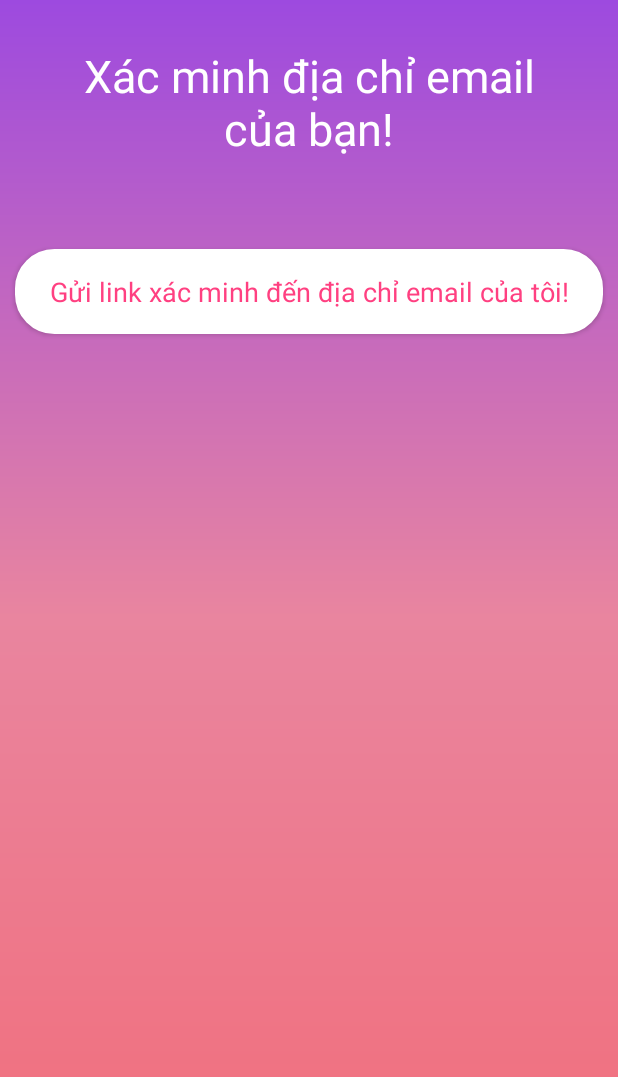
After one commit to nvkuy/ShoppingOnline, an Android app: the VerificationEmail screen opened directly, with no data from a screen before it, on a phone screen of 412 x 824 dp. The commit adds this screen. Shown: the top 1077 px of the screen. Run offline under Robolectric (Android 15) with nearby library versions, the phone set to English and light mode, and no system bars; our stand-ins replace Firebase (no records; nobody signed in at launch, a user with empty details on screens opened directly); network calls fail; 2 statements that could not run were skipped.

Commit message:
Upload by Uy

```diff
--- a/app/src/main/AndroidManifest.xml
+++ b/app/src/main/AndroidManifest.xml
@@ -24,7 +24,9 @@
                 <category android:name="android.intent.category.LAUNCHER" />
             </intent-filter>
         </activity>
-        <activity android:name=".activity.SignUp"></activity>
+        <activity android:name=".activity.SignUp" />
+        <activity android:name=".activity.VerificationEmail" />
+        <activity android:name=".activity.UserProfile"></activity>
     </application>
 
 </manifest>
--- /dev/null
+++ b/app/src/main/java/com/nguyenvukhanhuygmail/shoppingonline/activity/VerificationEmail.java
@@ -0,0 +1,140 @@
+package com.nguyenvukhanhuygmail.shoppingonline.activity;
+
+import android.content.Intent;
+import android.os.Bundle;
+import android.support.annotation.NonNull;
+import android.support.v7.app.AppCompatActivity;
+import android.view.View;
+import android.widget.Button;
+import android.widget.TextView;
+import android.widget.Toast;
+
+import com.google.android.gms.tasks.OnCompleteListener;
+import com.google.android.gms.tasks.Task;
+import com.google.firebase.auth.FirebaseAuth;
+import com.google.firebase.auth.FirebaseUser;
+import com.nguyenvukhanhuygmail.shoppingonline.R;
+import com.nguyenvukhanhuygmail.shoppingonline.ultil.CheckConnection;
+
+public class VerificationEmail extends AppCompatActivity {
+
+    TextView txt_email, txt_status, txt_hello, txt_link;
+    Button btn_done, btn_SendLink;
+
+    FirebaseUser user;
+
+    @Override
+    protected void onCreate(Bundle savedInstanceState) {
+        super.onCreate(savedInstanceState);
+        setContentView(R.layout.activity_verification_email);
+
+        start();
+
+        if (CheckConnection.haveNetworkConnection(getApplication())) {
+
+            onBtnClick();
+            setInfo();
+
+        } else {
+            CheckConnection.notification(getApplication(), "Vui lòng kiểm tra kết nối internet!");
+        }
+
+    }
+
+    private void setInfo() {
+        user = FirebaseAuth.getInstance().getCurrentUser();
+        if (user != null) {
+
+            txt_email.setText(user.getEmail());
+
+            if (user.isEmailVerified()) {
+                txt_status.setText("Trạng thái: Đã xác minh");
+            } else {
+                txt_status.setText("Trạng thái: Chưa xác minh");
+            }
+
+        }
+
+    }
+
+    private void onBtnClick() {
+
+        btn_SendLink.setOnClickListener(new View.OnClickListener() {
+            @Override
+            public void onClick(View view) {
+
+                btn_SendLink.setVisibility(View.GONE);
+                sendVerification();
+
+            }
+        });
+
+        btn_done.setOnClickListener(new View.OnClickListener() {
+            @Override
+            public void onClick(View view) {
+
+                onDone();
+
+            }
+        });
+
+    }
+
+    private void onDone() {
+
+        try {
+            user.reload()
+                    .addOnCompleteListener(new OnCompleteListener<Void>() {
+                        @Override
+                        public void onComplete(@NonNull Task<Void> task) {
+                            setInfo();
+
+                        }
+                    }).wait(2000);
+        } catch (InterruptedException e) {
+            e.printStackTrace();
+        }
+
+        startActivity(new Intent(getApplication(), UserProfile.class));
+        overridePendingTransition(R.anim.slide_in, R.anim.slide_out);
+
+    }
+
+    private void sendVerification() {
+        user.sendEmailVerification()
+                .addOnCompleteListener(new OnCompleteListener<Void>() {
+                    @Override
+                    public void onComplete(@NonNull Task<Void> task) {
+                        if (task.isSuccessful()) {
+                            txt_email.setVisibility(View.VISIBLE);
+                            txt_status.setVisibility(View.VISIBLE);
+                            txt_link.setVisibility(View.VISIBLE);
+                            btn_done.setVisibility(View.VISIBLE);
+                        } else {
+                            Toast.makeText(getApplication(), String.valueOf(task.getException()), Toast.LENGTH_LONG).show();
+                        }
+                    }
+                });
+    }
+
+    private void start() {
+
+        txt_email = (TextView) findViewById(R.id.txt_email);
+        txt_status = (TextView) findViewById(R.id.txt_status);
+        txt_hello = (TextView) findViewById(R.id.hello);
+        txt_link = (TextView) findViewById(R.id.txt_link);
+
+        String user_name = getIntent().getStringExtra("user_name");
+
+        if (user_name != null && !user_name.isEmpty()) {
+            txt_hello.setText("Chào " + getIntent().getStringExtra("user_name") + "! Vui lòng xác minh địa chỉ email của bạn!");
+        } else {
+            txt_hello.setText(R.string.verification_email);
+        }
+
+        btn_done = (Button) findViewById(R.id.btn_done);
+        btn_SendLink = (Button) findViewById(R.id.btn_send_link);
+
+
+    }
+}
--- a/app/src/main/res/layout/activity_sign_up.xml
+++ b/app/src/main/res/layout/activity_sign_up.xml
@@ -2,7 +2,7 @@
 <LinearLayout xmlns:android="http://schemas.android.com/apk/res/android"
     xmlns:app="http://schemas.android.com/apk/res-auto"
     xmlns:tools="http://schemas.android.com/tools"
-    android:background="@drawable/log_and_signup"
+    android:background="@drawable/background"
     android:orientation="vertical"
     android:layout_width="match_parent"
     android:layout_height="match_parent"
@@ -117,6 +117,7 @@
                 android:drawableLeft="@drawable/ic_lock_white_24dp"
                 android:layout_width="match_parent"
                 android:layout_height="wrap_content" />
+
             <Button
                 android:id="@+id/btn_finish"
                 android:textSize="16sp"
--- /dev/null
+++ b/app/src/main/res/layout/activity_verification_email.xml
@@ -0,0 +1,94 @@
+<?xml version="1.0" encoding="utf-8"?>
+<LinearLayout xmlns:android="http://schemas.android.com/apk/res/android"
+    xmlns:app="http://schemas.android.com/apk/res-auto"
+    xmlns:tools="http://schemas.android.com/tools"
+    android:layout_width="match_parent"
+    android:layout_height="match_parent"
+    android:background="@drawable/background"
+    android:orientation="vertical"
+    tools:context="com.nguyenvukhanhuygmail.shoppingonline.activity.VerificationEmail">
+
+    <TextView
+        android:id="@+id/hello"
+        android:layout_width="wrap_content"
+        android:layout_height="wrap_content"
+        android:layout_gravity="center_horizontal"
+        android:layout_margin="30dp"
+        android:gravity="center"
+        android:text="@string/verification_email"
+        android:textColor="@color/whire"
+        android:textSize="30sp" />
+
+    <Button
+        android:id="@+id/btn_send_link"
+        style="@style/Base.TextAppearance.AppCompat.Body1"
+        android:layout_width="match_parent"
+        android:layout_height="wrap_content"
+        android:layout_marginLeft="10dp"
+        android:layout_marginRight="10dp"
+        android:layout_marginTop="30dp"
+        android:background="@drawable/background_login"
+        android:padding="16dp"
+        android:text="@string/link_to_email"
+        android:textAllCaps="false"
+        android:textColor="@color/colorAccent"
+        android:textSize="18sp" />
+
+    <TextView
+        android:visibility="invisible"
+        android:id="@+id/txt_link"
+        android:text="@string/link_verification"
+        android:layout_width="match_parent"
+        android:layout_height="wrap_content"
+        android:layout_marginLeft="10dp"
+        android:layout_marginRight="10dp"
+        android:layout_marginTop="50dp"
+        android:padding="5dp"
+        android:textAlignment="center"
+        android:textColor="@color/whire"
+        android:textSize="18sp" />
+
+    <TextView
+        android:visibility="invisible"
+        android:id="@+id/txt_email"
+        android:layout_width="match_parent"
+        android:layout_height="wrap_content"
+        android:layout_marginLeft="10dp"
+        android:layout_marginRight="10dp"
+        android:layout_marginTop="10dp"
+        android:padding="5dp"
+        android:textAlignment="center"
+        android:textColor="@color/whire"
+        android:textSize="18sp" />
+
+    <TextView
+        android:visibility="invisible"
+        android:id="@+id/txt_status"
+        android:layout_width="match_parent"
+        android:layout_height="wrap_content"
+        android:layout_marginLeft="10dp"
+        android:layout_marginRight="10dp"
+        android:layout_marginTop="10dp"
+        android:padding="5dp"
+        android:textAlignment="center"
+        android:textColor="@color/whire"
+        android:textSize="18sp" />
+
+    <Button
+        android:id="@+id/btn_done"
+        style="@style/Base.TextAppearance.AppCompat.Body1"
+        android:layout_width="match_parent"
+        android:layout_height="wrap_content"
+        android:layout_margin="10dp"
+        android:layout_marginLeft="10dp"
+        android:layout_marginRight="10dp"
+        android:layout_marginTop="20dp"
+        android:background="@drawable/background_signup"
+        android:padding="16dp"
+        android:text="@string/finish"
+        android:textAllCaps="true"
+        android:textColor="@color/whire"
+        android:textSize="20sp"
+        android:visibility="gone" />
+
+</LinearLayout>
--- a/app/src/main/res/values/strings.xml
+++ b/app/src/main/res/values/strings.xml
@@ -16,4 +16,7 @@
     <string name="user_email">Địa chỉ email</string>
     <string name="re_password">Nhập lại mật khẩu</string>
     <string name="finish">Hoàn thành</string>
+    <string name="verification_email">Xác minh địa chỉ email của bạn!</string>
+    <string name="link_to_email">Gửi link xác minh đến địa chỉ email của tôi!</string>
+    <string name="link_verification">Link xác minh đã được gửi đến địa chỉ email:</string>
 </resources>
```
Also changed, not shown: app/src/main/java/com/nguyenvukhanhuygmail/shoppingonline/activity/LoginAndSignUp.java (+27 -1 lines), app/src/main/java/com/nguyenvukhanhuygmail/shoppingonline/activity/SignUp.java (+18 -2 lines), app/src/main/java/com/nguyenvukhanhuygmail/shoppingonline/activity/UserProfile.java (added, +15 -0 lines), app/src/main/res/layout/activity_login_and_sign_up.xml (+2 -30 lines), app/src/main/res/layout/activity_user_profile.xml (added, +9 -0 lines), app/build.gradle (line endings or trailing spaces), app/src/main/res/drawable/background.xml (renamed from app/src/main/res/drawable/log_and_signup.xml).
